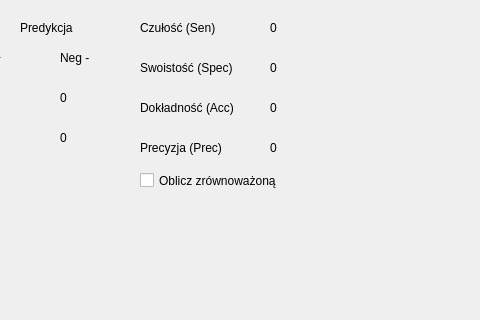
First picture: the form in window_gui.ui, repository Ryookia/Iwm-eye, before the edit; both pictures show x 210 to 690 and y 362 to 682 of the 930 by 682 pixel window.
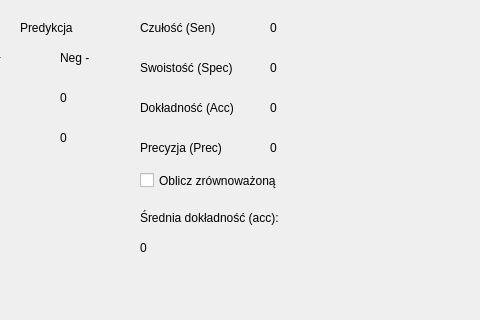
Second picture: the form after the edit.

Commit message: If this is not the last commit then I will attempt suicide by eating a rubber duck

Diff of the .ui file:
```diff
--- a/window_gui.ui
+++ b/window_gui.ui
@@ -640,6 +640,32 @@
                     <string>Wysegmentuj</string>
                 </property>
             </widget>
+            <widget class="QLabel" name="label_20">
+                <property name="geometry">
+                    <rect>
+                        <x>350</x>
+                        <y>570</y>
+                        <width>201</width>
+                        <height>20</height>
+                    </rect>
+                </property>
+                <property name="text">
+                    <string>Średnia dokładność (acc):</string>
+                </property>
+            </widget>
+            <widget class="QLabel" name="avgAcc">
+                <property name="geometry">
+                    <rect>
+                        <x>350</x>
+                        <y>600</y>
+                        <width>68</width>
+                        <height>20</height>
+                    </rect>
+                </property>
+                <property name="text">
+                    <string>0</string>
+                </property>
+            </widget>
         </widget>
         <widget class="QMenuBar" name="menubar">
             <property name="geometry">
```
The commit also changes 2 other files.
